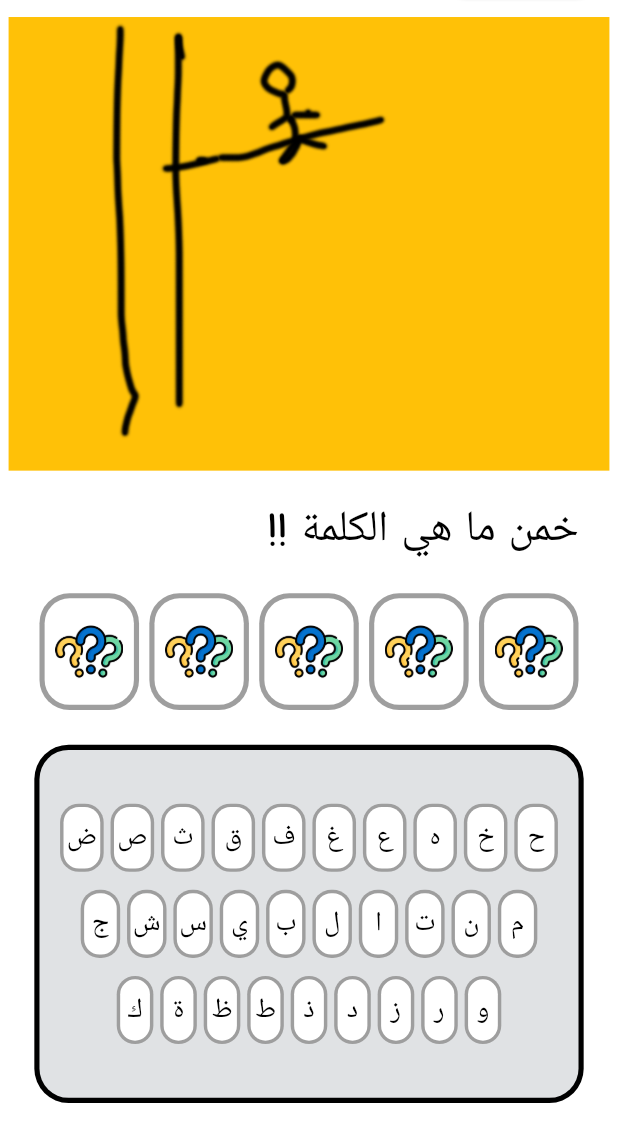
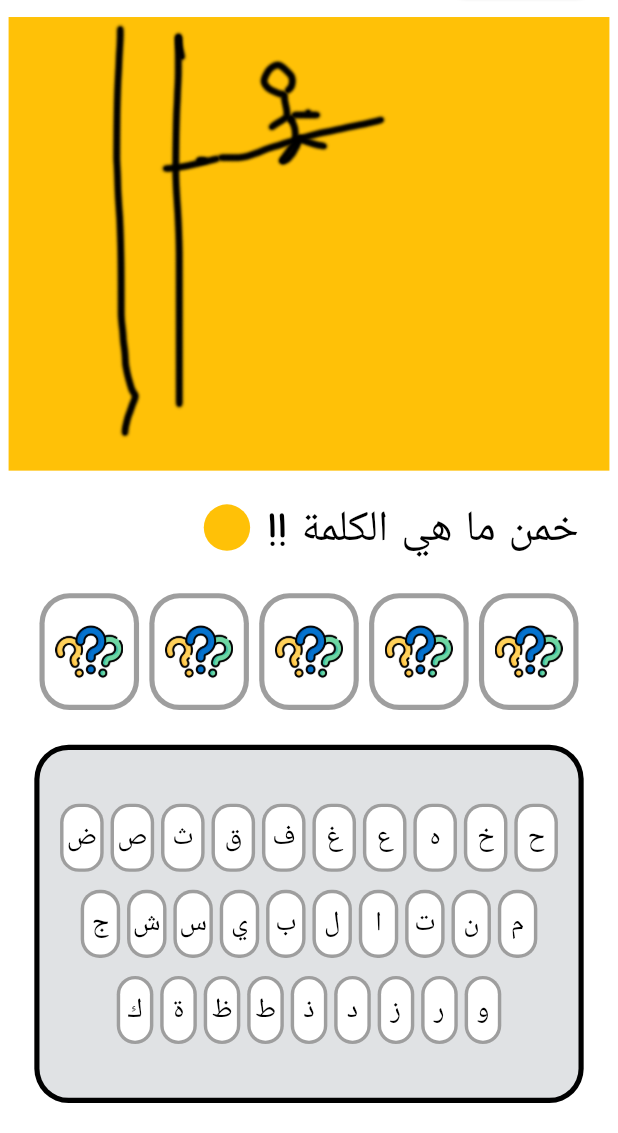
Before and after one commit to Mohand-2004/HANGMAN-Game, a Flutter app: the screen it shows after launch, on a phone screen of 412 x 824 dp, the part 103-1236 px from its top. Run offline on Flutter 3.47's test engine with Material 3 defaults, Android fonts, the phone set to English and light mode, and no system bars; our stand-ins replace audioplayers, flutter_screenutil.

Commit message:
add hints button core

```diff
--- a/lib/screens/home_page.dart
+++ b/lib/screens/home_page.dart
@@ -137,18 +137,45 @@ class _HomePageState extends State<HomePage>{
 
                 // guess word text
                 Row(
-                  children: [
-                    coreController.language == Language.english ? SizedBox(width: 18.w,) : const Spacer(),
+                  children: coreController.language == Language.english ? [
+                    SizedBox(width: 18.w,),
                     Text(
-                      coreController.language == Language.english ? 'Guess The Word !!' : '!! خمن ما هي الكلمة',
+                      'Guess The Word !!',
                       style: TextStyle(
                         fontSize: 25.sp,
                         color: Colors.black,
                         fontFamily: 'comic sans',
                       ),
                     ),
-                    coreController.language == Language.english ? const Spacer() : SizedBox(width: 18.w,),
-                  ],
+                    SizedBox(width: 10.w,),
+                    Padding(
+                      padding: EdgeInsets.only(bottom: 2.5.h),
+                      child: CircleAvatar(
+                        backgroundColor: Colors.amber,
+                        radius: 13.5.r,
+                      ),
+                    ),
+                    const Spacer(),
+                  ] : [
+                    const Spacer(),
+                    Padding(
+                      padding: EdgeInsets.only(bottom: 2.5.h),
+                      child: CircleAvatar(
+                        backgroundColor: Colors.amber,
+                        radius: 13.5.r,
+                      ),
+                    ),
+                    SizedBox(width: 10.w,),
+                    Text(
+                      '!! خمن ما هي الكلمة',
+                      style: TextStyle(
+                        fontSize: 25.sp,
+                        color: Colors.black,
+                        fontFamily: 'comic sans',
+                      ),
+                    ),
+                    SizedBox(width: 18.w,),
+                  ]
                 ),
 
                 // word widget
```
Also changed, not shown: lib/core_controller.dart (+27 -0 lines).
